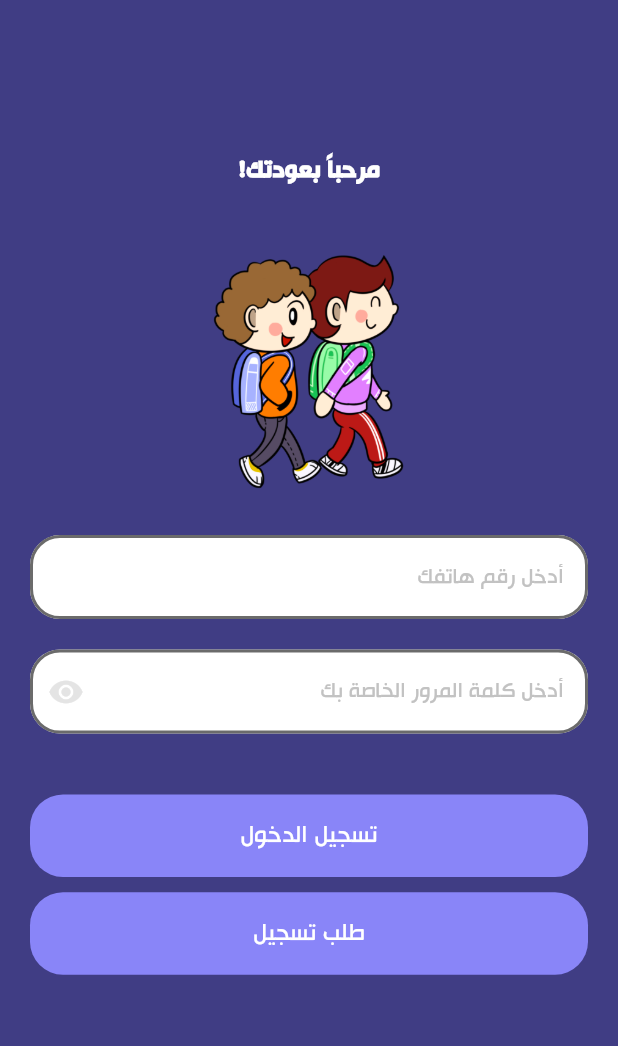
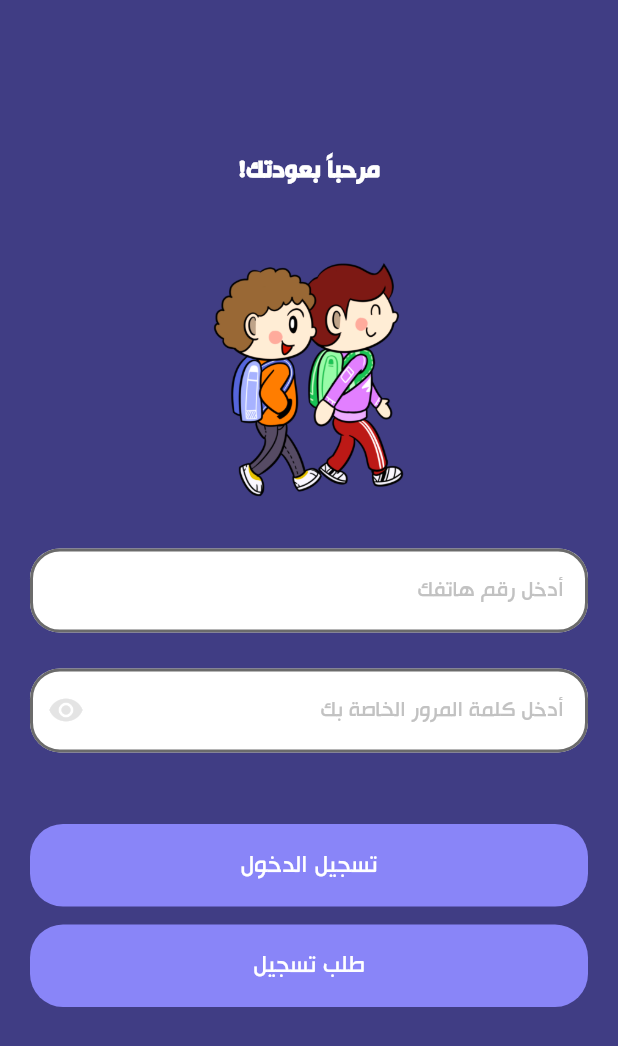
Before and after one commit to AliAlsaeed17/school_app, a Flutter app: the screen it shows after launch, on a phone screen of 412 x 824 dp. Shown: the top 1046 px of the screen. Run offline on Flutter 3.47's test engine with Material 2 defaults, Android fonts, the phone set to English and light mode, and no system bars; our stand-ins replace cached_network_image, dio, equatable, flutter_bloc, flutter_screenutil, font_awesome_flutter and 2 more.

Commit message:
Refactor code

```diff
--- a/lib/main.dart
+++ b/lib/main.dart
@@ -12,7 +12,7 @@ class MyApp extends StatelessWidget {
   @override
   Widget build(BuildContext context) {
     return ScreenUtilInit(
-      designSize: const Size(390, 812),
+      //designSize: const Size(390, 812),
       minTextAdapt: true,
       splitScreenMode: true,
       builder: (BuildContext context, _) => MaterialApp(
```
